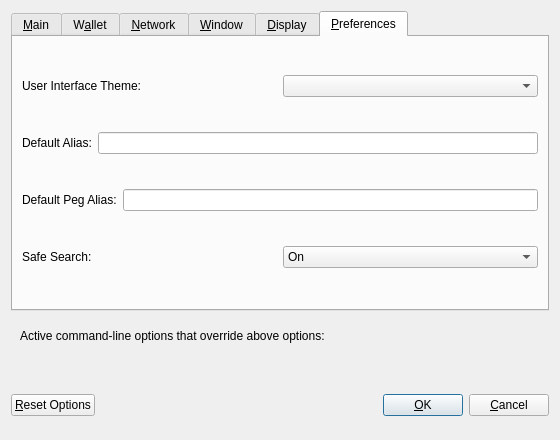
First picture: the form in src/qt/forms/optionsdialog.ui, repository greggdourgarian/syscoin2, before the edit.
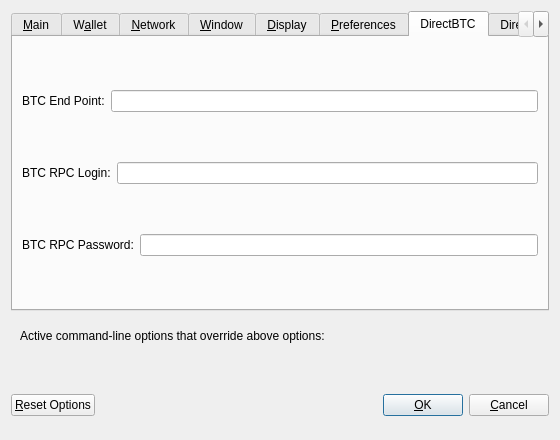
Second picture: the form after the edit. The open tabs and pages were chosen to show the change. Custom widgets are drawn as their Qt base class.

Commit message: zec/btc rpc settings gui

```diff
--- a/src/qt/forms/optionsdialog.ui
+++ b/src/qt/forms/optionsdialog.ui
@@ -719,6 +719,108 @@
        </item>
       </layout>
      </widget>
+     <widget class="QWidget" name="tabDirectBTC">
+      <attribute name="title">
+       <string>DirectBTC</string>
+      </attribute>
+      <layout class="QVBoxLayout" name="verticalLayout_5">
+       <item>
+        <layout class="QHBoxLayout" name="horizontalLayout_Pref_3">
+         <item>
+          <widget class="QLabel" name="labelBTCEndPoint">
+           <property name="text">
+            <string>BTC End Point:</string>
+           </property>
+          </widget>
+         </item>
+         <item>
+          <widget class="QLineEdit" name="btcEndPoint"/>
+         </item>
+        </layout>
+       </item>
+       <item>
+        <layout class="QHBoxLayout" name="horizontalLayout_4_Pref_5">
+         <item>
+          <widget class="QLabel" name="labelBTCLogin">
+           <property name="text">
+            <string>BTC RPC Login:</string>
+           </property>
+          </widget>
+         </item>
+         <item>
+          <widget class="QLineEdit" name="btcRPCLogin"/>
+         </item>
+        </layout>
+       </item>
+       <item>
+        <layout class="QHBoxLayout" name="horizontalLayout_4_Pref_4">
+         <item>
+          <widget class="QLabel" name="labelBTCPassword">
+           <property name="text">
+            <string>BTC RPC Password:</string>
+           </property>
+          </widget>
+         </item>
+         <item>
+          <widget class="QLineEdit" name="btcRPCPassword"/>
+         </item>
+        </layout>
+       </item>
+      </layout>
+      <zorder>btcEndPointLabel</zorder>
+      <zorder>layoutWidget</zorder>
+      <zorder>layoutWidget_2</zorder>
+      <zorder>layoutWidget_3</zorder>
+     </widget>
+     <widget class="QWidget" name="tabDirectZEC">
+      <attribute name="title">
+       <string>DirectZEC</string>
+      </attribute>
+      <layout class="QVBoxLayout" name="verticalLayout_6">
+       <item>
+        <layout class="QHBoxLayout" name="horizontalLayout_Pref_4">
+         <item>
+          <widget class="QLabel" name="labelZECEndPoint">
+           <property name="text">
+            <string>ZEC End Point:</string>
+           </property>
+          </widget>
+         </item>
+         <item>
+          <widget class="QLineEdit" name="zecEndPoint"/>
+         </item>
+        </layout>
+       </item>
+       <item>
+        <layout class="QHBoxLayout" name="horizontalLayout_4_Pref_7">
+         <item>
+          <widget class="QLabel" name="labelZECLogin">
+           <property name="text">
+            <string>ZEC RPC Login:</string>
+           </property>
+          </widget>
+         </item>
+         <item>
+          <widget class="QLineEdit" name="zecRPCLogin"/>
+         </item>
+        </layout>
+       </item>
+       <item>
+        <layout class="QHBoxLayout" name="horizontalLayout_4_Pref_6">
+         <item>
+          <widget class="QLabel" name="labelZECRPCPassword">
+           <property name="text">
+            <string>ZEC RPC Password:</string>
+           </property>
+          </widget>
+         </item>
+         <item>
+          <widget class="QLineEdit" name="zecRPCPassword"/>
+         </item>
+        </layout>
+       </item>
+      </layout>
+     </widget>
     </widget>
    </item>
    <item>
```
The commit also changes 4 other files.
